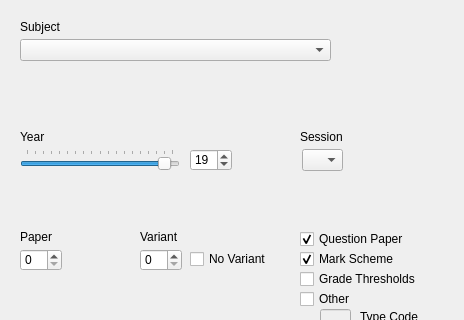
First picture: the form in src/papersdownloader.ui, repository Lunas-Lab/PapersDownloader, before the edit; both pictures show x 0 to 464 and y 111 to 431 of the 464 by 638 pixel window.
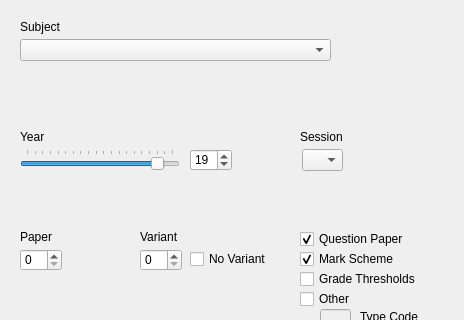
Second picture: the form after the edit.

Commit message: Changed maximum year to 2021

Patch:
```diff
--- a/src/papersdownloader.ui
+++ b/src/papersdownloader.ui
@@ -97,7 +97,7 @@
     <number>2</number>
    </property>
    <property name="maximum">
-    <number>20</number>
+    <number>21</number>
    </property>
    <property name="value">
     <number>19</number>
```
Left out of the diff: 2 changed lines with no effect on the pictures. The commit also changes 1 other file.
